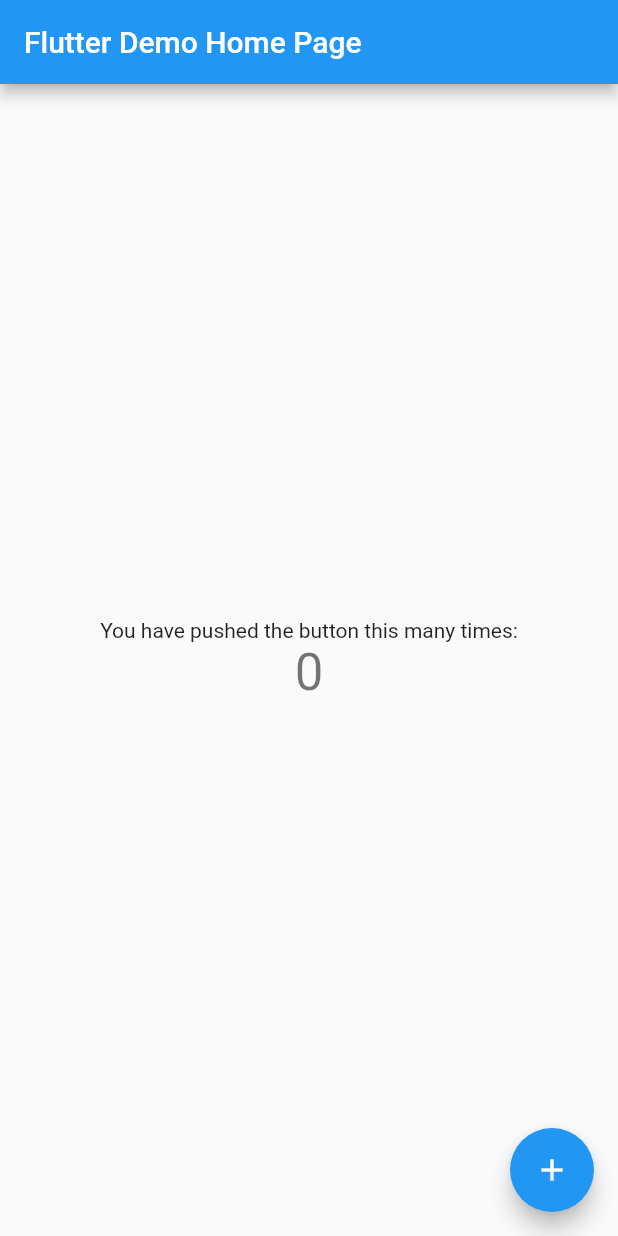
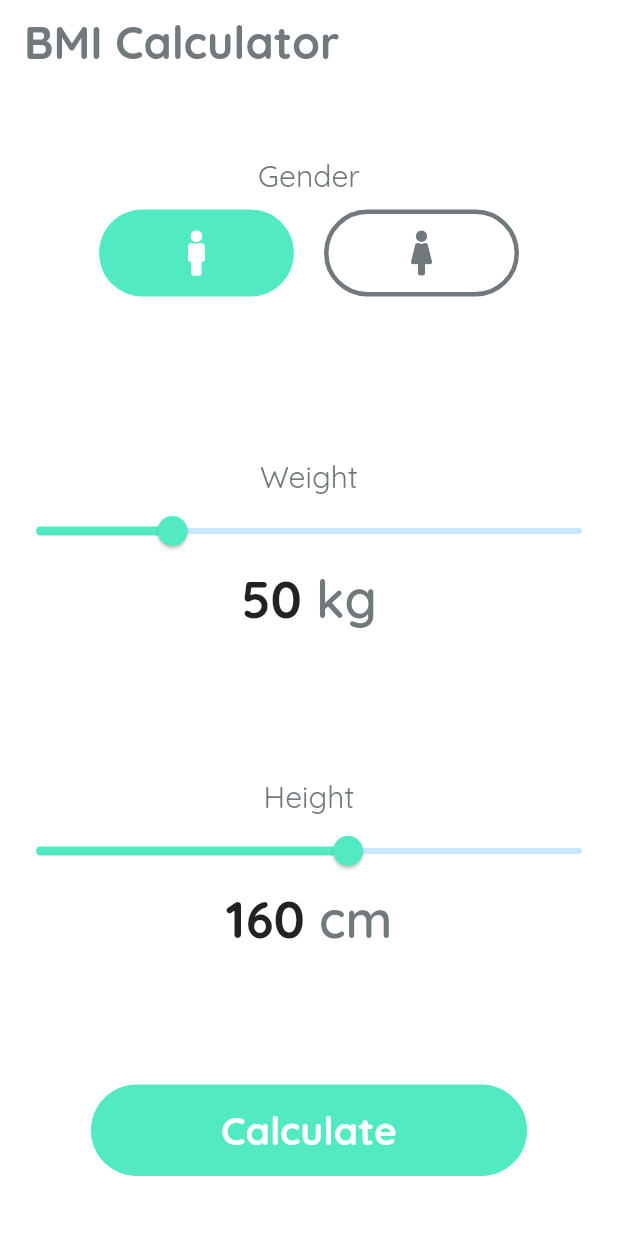
Before and after one commit to oliver733/bmi_app, a Flutter app: the screen it shows after launch, on a phone screen of 412 x 824 dp. Run offline on Flutter 3.47's test engine with Material 2 defaults, Android fonts, the phone set to English and light mode, and no system bars; our stand-ins replace font_awesome_flutter, google_fonts.

Commit message:
input page

```diff
--- /dev/null
+++ b/lib/colors.dart
@@ -0,0 +1,6 @@
+import 'package:flutter/material.dart';
+
+class MyColors {
+  static Color grey = Color(0xFF71797D);
+  static Color green = Color(0xFF52EAC2);
+}
--- /dev/null
+++ b/lib/data/strings.dart
@@ -0,0 +1,3 @@
+class MyStrings {
+  static String appName = "BMI Calculator";
+}
--- a/lib/main.dart
+++ b/lib/main.dart
@@ -1,111 +1,38 @@
+import 'dart:io';
+import 'package:bmi/colors.dart';
+import 'package:bmi/data/strings.dart';
+import 'package:bmi/ui/home.dart';
 import 'package:flutter/material.dart';
+import 'package:google_fonts/google_fonts.dart';
 
 void main() => runApp(MyApp());
 
 class MyApp extends StatelessWidget {
-  // This widget is the root of your application.
   @override
   Widget build(BuildContext context) {
     return MaterialApp(
-      title: 'Flutter Demo',
+      debugShowCheckedModeBanner: false,
+      title: MyStrings.appName,
       theme: ThemeData(
-        // This is the theme of your application.
-        //
-        // Try running your application with "flutter run". You'll see the
-        // application has a blue toolbar. Then, without quitting the app, try
-        // changing the primarySwatch below to Colors.green and then invoke
-        // "hot reload" (press "r" in the console where you ran "flutter run",
-        // or simply save your changes to "hot reload" in a Flutter IDE).
-        // Notice that the counter didn't reset back to zero; the application
-        // is not restarted.
-        primarySwatch: Colors.blue,
+        textTheme: GoogleFonts.quicksandTextTheme(),
+        appBarTheme: AppBarTheme(
+          textTheme: GoogleFonts.quicksandTextTheme(TextTheme(
+              title: TextStyle(
+                  fontSize: 30,
+                  color: MyColors.grey,
+                  fontWeight: FontWeight.w800))),
+          iconTheme: IconThemeData(color: Colors.black),
+          brightness: (Platform.isIOS ? Brightness.light : null),
+          color: Colors.white,
+          elevation: 0,
+        ),
+        buttonTheme: ButtonThemeData(
+            buttonColor: MyColors.green,
+            splashColor: Colors.transparent,
+            padding: EdgeInsets.all(14),
+            shape: StadiumBorder()),
       ),
-      home: MyHomePage(title: 'Flutter Demo Home Page'),
+      home: MyHomePage(),
     );
   }
 }
-
-class MyHomePage extends StatefulWidget {
-  MyHomePage({Key key, this.title}) : super(key: key);
-
-  // This widget is the home page of your application. It is stateful, meaning
-  // that it has a State object (defined below) that contains fields that affect
-  // how it looks.
-
-  // This class is the configuration for the state. It holds the values (in this
-  // case the title) provided by the parent (in this case the App widget) and
-  // used by the build method of the State. Fields in a Widget subclass are
-  // always marked "final".
-
-  final String title;
-
-  @override
-  _MyHomePageState createState() => _MyHomePageState();
-}
-
-class _MyHomePageState extends State<MyHomePage> {
-  int _counter = 0;
-
-  void _incrementCounter() {
-    setState(() {
-      // This call to setState tells the Flutter framework that something has
-      // changed in this State, which causes it to rerun the build method below
-      // so that the display can reflect the updated values. If we changed
-      // _counter without calling setState(), then the build method would not be
-      // called again, and so nothing would appear to happen.
-      _counter++;
-    });
-  }
-
-  @override
-  Widget build(BuildContext context) {
-    // This method is rerun every time setState is called, for instance as done
-    // by the _incrementCounter method above.
-    //
-    // The Flutter framework has been optimized to make rerunning build methods
-    // fast, so that you can just rebuild anything that needs updating rather
-    // than having to individually change instances of widgets.
-    return Scaffold(
-      appBar: AppBar(
-        // Here we take the value from the MyHomePage object that was created by
-        // the App.build method, and use it to set our appbar title.
-        title: Text(widget.title),
-      ),
-      body: Center(
-        // Center is a layout widget. It takes a single child and positions it
-        // in the middle of the parent.
-        child: Column(
-          // Column is also a layout widget. It takes a list of children and
-          // arranges them vertically. By default, it sizes itself to fit its
-          // children horizontally, and tries to be as tall as its parent.
-          //
-          // Invoke "debug painting" (press "p" in the console, choose the
-          // "Toggle Debug Paint" action from the Flutter Inspector in Android
-          // Studio, or the "Toggle Debug Paint" command in Visual Studio Code)
-          // to see the wireframe for each widget.
-          //
-          // Column has various properties to control how it sizes itself and
-          // how it positions its children. Here we use mainAxisAlignment to
-          // center the children vertically; the main axis here is the vertical
-          // axis because Columns are vertical (the cross axis would be
-          // horizontal).
-          mainAxisAlignment: MainAxisAlignment.center,
-          children: <Widget>[
-            Text(
-              'You have pushed the button this many times:',
-            ),
-            Text(
-              '$_counter',
-              style: Theme.of(context).textTheme.display1,
-            ),
-          ],
-        ),
-      ),
-      floatingActionButton: FloatingActionButton(
-        onPressed: _incrementCounter,
-        tooltip: 'Increment',
-        child: Icon(Icons.add),
-      ), // This trailing comma makes auto-formatting nicer for build methods.
-    );
-  }
-}
--- /dev/null
+++ b/lib/ui/home.dart
@@ -0,0 +1,214 @@
+import 'package:bmi/colors.dart';
+import 'package:flutter/material.dart';
+import 'package:font_awesome_flutter/font_awesome_flutter.dart';
+
+class MyHomePage extends StatefulWidget {
+  @override
+  _MyHomePageState createState() => _MyHomePageState();
+}
+
+enum Gender { male, female }
+
+class _MyHomePageState extends State<MyHomePage> {
+  Gender _selectedGender = Gender.male;
+  int _selectedWeight = 50;
+  int _selectedHeight = 160;
+
+  @override
+  Widget build(BuildContext context) {
+    return Scaffold(
+        backgroundColor: Colors.white,
+        appBar: AppBar(
+          title: Text(
+            "BMI Calculator",
+          ),
+        ),
+        body: Column(
+          children: <Widget>[
+            Expanded(
+              child: Column(
+                mainAxisAlignment: MainAxisAlignment.spaceAround,
+                children: <Widget>[
+                  _gender(),
+                  _weight(),
+                  _height(),
+                ],
+              ),
+            ),
+            _calculateButton()
+          ],
+        ));
+  }
+
+  Widget _calculateButton() {
+    return Container(
+      padding: EdgeInsets.all(40),
+      width: (MediaQuery.of(context).size.width / 100) * 90,
+      child: RaisedButton(
+        elevation: 0,
+        onPressed: () {},
+        color: MyColors.green,
+        child: Text(
+          "Calculate",
+          style: TextStyle(
+              color: Colors.white, fontSize: 26, fontWeight: FontWeight.bold),
+        ),
+      ),
+    );
+  }
+
+  Widget genderButton(Gender gender) {
+    return Container(
+        padding: EdgeInsets.all(10),
+        width: 150,
+        child: _selectedGender == gender
+            ? RaisedButton(
+                elevation: 0,
+                color: MyColors.green,
+                child: Icon(
+                  gender == Gender.male
+                      ? FontAwesomeIcons.male
+                      : FontAwesomeIcons.female,
+                  size: 30,
+                  color: Colors.white,
+                ),
+                onPressed: () {
+                  setState(() {
+                    _selectedGender = gender;
+                  });
+                },
+              )
+            : OutlineButton(
+                highlightElevation: 0,
+                borderSide: BorderSide(width: 3, color: MyColors.grey),
+                color: MyColors.grey,
+                child: Icon(
+                  gender == Gender.male
+                      ? FontAwesomeIcons.male
+                      : FontAwesomeIcons.female,
+                  size: 30,
+                  color: MyColors.grey,
+                ),
+                onPressed: () {
+                  setState(() {
+                    _selectedGender = gender;
+                  });
+                },
+              ));
+  }
+
+  Widget _gender() {
+    return Column(
+      children: <Widget>[
+        Text(
+          "Gender",
+          style: TextStyle(
+            fontSize: 20,
+            color: MyColors.grey,
+          ),
+        ),
+        Row(
+          mainAxisAlignment: MainAxisAlignment.center,
+          children: <Widget>[
+            genderButton(Gender.male),
+            genderButton(Gender.female)
+          ],
+        )
+      ],
+    );
+  }
+
+  Widget _weight() {
+    return Column(
+      children: <Widget>[
+        Text(
+          "Weight",
+          style: TextStyle(
+            fontSize: 20,
+            color: MyColors.grey,
+          ),
+        ),
+        Slider(
+          activeColor: MyColors.green,
+          min: 0,
+          max: 200,
+          value: _selectedWeight.toDouble(),
+          onChanged: (change) {
+            setState(() {
+              _selectedWeight = change.round();
+            });
+          },
+        ),
+        RichText(
+          text: TextSpan(
+            style: TextStyle(
+              fontSize: 14.0,
+              color: Colors.black,
+            ),
+            children: <TextSpan>[
+              TextSpan(
+                  text: _selectedWeight.toString(),
+                  style: Theme.of(context)
+                      .textTheme
+                      .body1
+                      .copyWith(fontSize: 34, fontWeight: FontWeight.bold)),
+              TextSpan(
+                  text: ' kg',
+                  style: Theme.of(context).textTheme.body1.copyWith(
+                      fontSize: 34,
+                      fontWeight: FontWeight.w600,
+                      color: MyColors.grey))
+            ],
+          ),
+        ),
+      ],
+    );
+  }
+
+  Widget _height() {
+    return Column(
+      children: <Widget>[
+        Text(
+          "Height",
+          style: TextStyle(
+            fontSize: 20,
+            color: MyColors.grey,
+          ),
+        ),
+        Slider(
+          activeColor: MyColors.green,
+          min: 0,
+          max: 280,
+          value: _selectedHeight.toDouble(),
+          onChanged: (change) {
+            setState(() {
+              _selectedHeight = change.round();
+            });
+          },
+        ),
+        RichText(
+          text: TextSpan(
+            style: TextStyle(
+              fontSize: 14.0,
+              color: Colors.black,
+            ),
+            children: <TextSpan>[
+              TextSpan(
+                  text: _selectedHeight.toString(),
+                  style: Theme.of(context)
+                      .textTheme
+                      .body1
+                      .copyWith(fontSize: 34, fontWeight: FontWeight.bold)),
+              TextSpan(
+                  text: ' cm',
+                  style: Theme.of(context).textTheme.body1.copyWith(
+                      fontSize: 34,
+                      fontWeight: FontWeight.w600,
+                      color: MyColors.grey))
+            ],
+          ),
+        ),
+      ],
+    );
+  }
+}
--- a/pubspec.yaml
+++ b/pubspec.yaml
@@ -23,6 +23,8 @@ dependencies:
   # The following adds the Cupertino Icons font to your application.
   # Use with the CupertinoIcons class for iOS style icons.
   cupertino_icons: ^0.1.2
+  google_fonts: ^0.2.0
+  font_awesome_flutter: ^8.5.0
 
 dev_dependencies:
   flutter_test:
```
Also changed, not shown: pubspec.lock, 6 other files.
